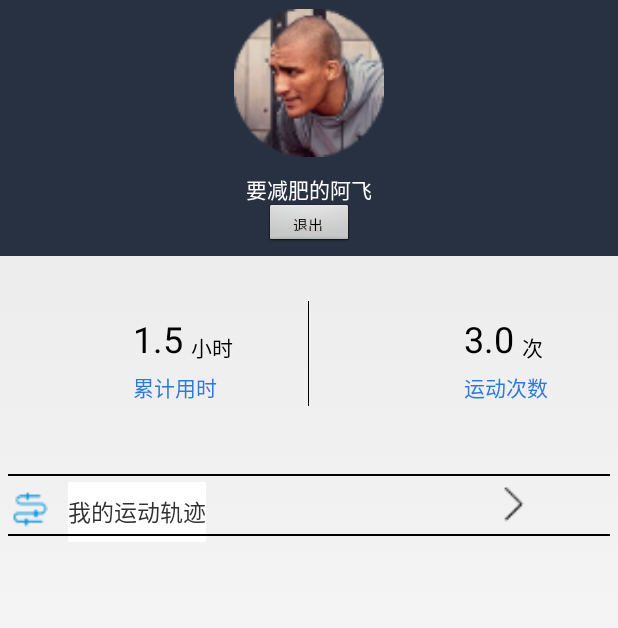
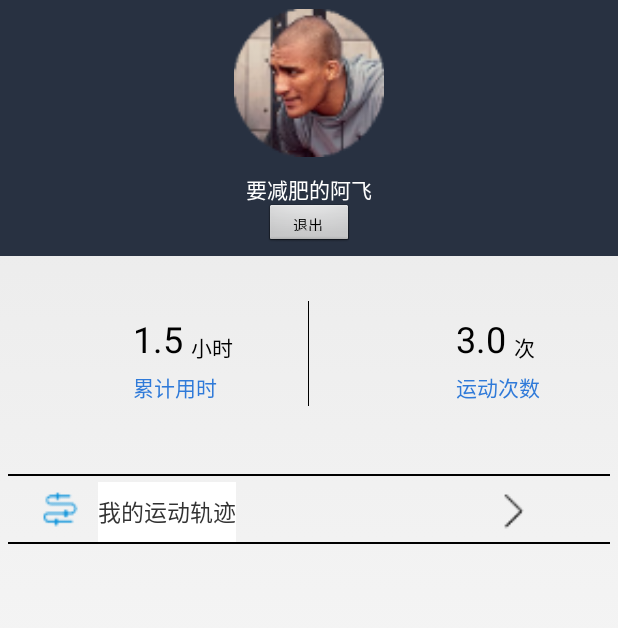
Before and after one commit to myqq0000/Android-Sport, an Android app: the fragment FragmentMine shown on its own in the app's theme, on a phone screen of 412 x 824 dp. Shown: the top 628 px of the screen. Run offline under Robolectric (Android 15) with nearby library versions, the phone set to English and light mode, and no system bars.

Commit message:
news and mime

```diff
--- a/app/src/main/java/com/WatchMovie/AndroidSport/fragment/FragmentNews.java
+++ b/app/src/main/java/com/WatchMovie/AndroidSport/fragment/FragmentNews.java
@@ -78,7 +78,6 @@ public class FragmentNews extends FragmentLoadRecycler {
     protected void bindingViewHolder(RecyclerView.ViewHolder holder, final int position) {
         NewsItemView itemView = (NewsItemView) holder.itemView;
         News news = mNewsList.get(position);
-
         itemView.setThumbnailSource(news.getThumbnail());
         itemView.setTitleString(news.getName());
         itemView.setContentString(news.getSimplecontent());
--- a/app/src/main/res/layout/activity_article.xml
+++ b/app/src/main/res/layout/activity_article.xml
@@ -2,7 +2,8 @@
 <LinearLayout xmlns:android="http://schemas.android.com/apk/res/android"
     android:orientation="vertical"
     android:layout_width="match_parent"
-    android:layout_height="match_parent">
+    android:layout_height="match_parent"
+    android:background="#1b1e27">
 
     <WebView
         android:id="@+id/article_wv"
--- a/app/src/main/res/layout/activity_main.xml
+++ b/app/src/main/res/layout/activity_main.xml
@@ -1,7 +1,8 @@
 <?xml version="1.0" encoding="utf-8"?>
 <RelativeLayout xmlns:android="http://schemas.android.com/apk/res/android"
     android:layout_width="match_parent"
-    android:layout_height="match_parent">
+    android:layout_height="match_parent"
+   >
 
 
     <LinearLayout
--- a/app/src/main/res/layout/activity_sport_message.xml
+++ b/app/src/main/res/layout/activity_sport_message.xml
@@ -1,6 +1,7 @@
 <?xml version="1.0" encoding="utf-8"?>
 <LinearLayout xmlns:android="http://schemas.android.com/apk/res/android"
-    android:orientation="vertical" android:layout_width="match_parent"
+    android:orientation="vertical"
+    android:layout_width="match_parent"
     android:layout_height="match_parent">
 
     <com.baidu.mapapi.map.MapView
--- a/app/src/main/res/layout/fragment_base_recycler.xml
+++ b/app/src/main/res/layout/fragment_base_recycler.xml
@@ -2,7 +2,9 @@
 <LinearLayout xmlns:android="http://schemas.android.com/apk/res/android"
               android:orientation="vertical"
               android:layout_width="match_parent"
-              android:layout_height="match_parent">
+              android:layout_height="match_parent"
+              android:background="#14171e"
+    >
 
     <android.support.v4.widget.SwipeRefreshLayout
         android:id="@+id/refresh_layout"
--- a/app/src/main/res/layout/fragment_information.xml
+++ b/app/src/main/res/layout/fragment_information.xml
@@ -1,12 +1,14 @@
 <?xml version="1.0" encoding="utf-8"?>
 <RelativeLayout xmlns:android="http://schemas.android.com/apk/res/android"
     android:orientation="vertical" android:layout_width="match_parent"
+    android:background="#1b1e27"
     android:layout_height="match_parent">
 
     <TextView
         android:layout_centerInParent="true"
         android:layout_width="wrap_content"
         android:layout_height="wrap_content"
-        android:text="information"/>
+        android:textColor="@color/write"
+        android:text="暂无聊天记录"/>
 
 </RelativeLayout>
--- a/app/src/main/res/layout/fragment_mine.xml
+++ b/app/src/main/res/layout/fragment_mine.xml
@@ -106,7 +106,7 @@
                 android:id="@+id/tab_sport_num_time_tv"
                 style="@style/base_tab_sport_text"
                 android:layout_alignParentRight="true"
-                android:layout_marginRight="50dp"
+                android:layout_marginRight="55dp"
                 android:layout_marginTop="20dp"
                 android:textColor="#000"
                 android:text="次" />
@@ -134,7 +134,7 @@
        <RelativeLayout
            android:id="@+id/mine_sport_message_tv"
            android:layout_width="match_parent"
-           android:layout_height="80dp"
+           android:layout_height="100dp"
            android:layout_marginTop="40dp">
         <TextView
                android:layout_width="match_parent"
@@ -145,13 +145,14 @@
            android:layout_width="30dp"
            android:layout_height="30dp"
            android:layout_marginTop="10dp"
+           android:layout_marginLeft="20dp"
            android:src="@mipmap/path"
            />
        <TextView
            android:layout_width="wrap_content"
 
            android:layout_height="40dp"
-           android:layout_marginLeft="40dp"
+           android:layout_marginLeft="60dp"
            android:layout_marginTop="5dp"
            android:background="@color/write"
            android:gravity="center"
@@ -161,15 +162,17 @@
           android:layout_width="30dp"
           android:layout_height="30dp"
           android:src="@mipmap/arrow"
-          android:layout_marginTop="5dp"
+          android:layout_marginTop="10dp"
           android:layout_marginLeft="320dp"
           />
            <TextView
                android:layout_width="match_parent"
                android:layout_height="1dp"
                android:background="#000"
-               android:layout_marginTop="40dp"/>
+               android:layout_marginTop="45dp"/>
        </RelativeLayout>
+
+
    </LinearLayout>
 
 
--- a/app/src/main/res/layout/item_sport_list.xml
+++ b/app/src/main/res/layout/item_sport_list.xml
@@ -1,6 +1,7 @@
 <?xml version="1.0" encoding="utf-8"?>
 <LinearLayout xmlns:android="http://schemas.android.com/apk/res/android"
-    android:orientation="vertical" android:layout_width="match_parent"
+    android:orientation="vertical"
+    android:layout_width="match_parent"
     android:layout_height="match_parent">
 
     <TextView
```
Also changed, not shown: app/src/main/res/layout/item_news.xml (+12 -7 lines), app/src/main/res/mipmap-xxxhdpi/girl.png (added).
